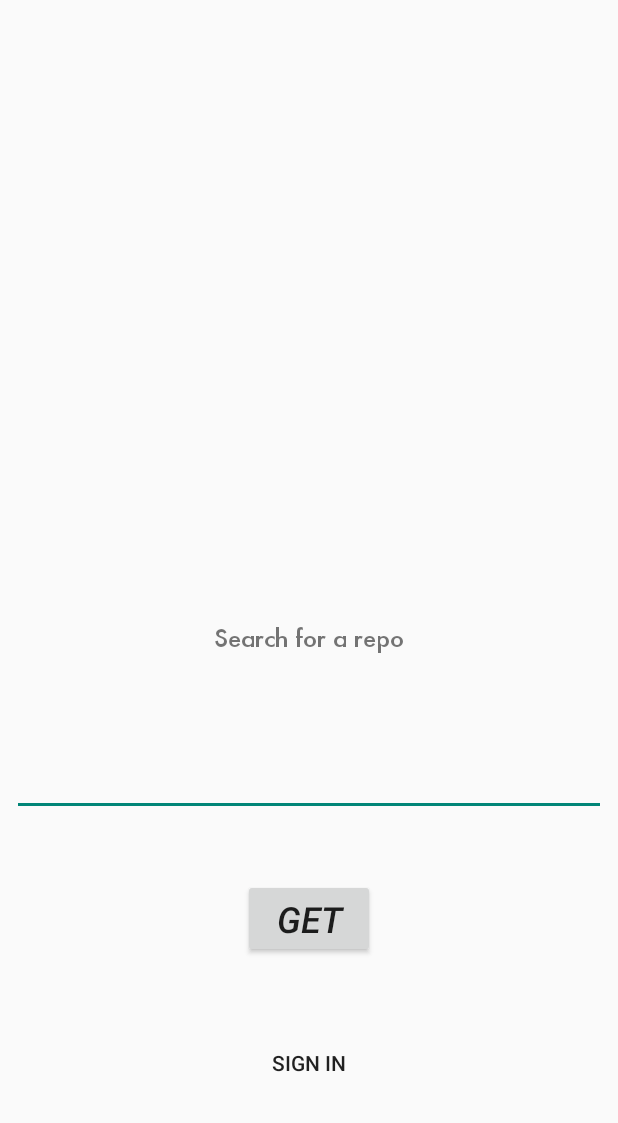
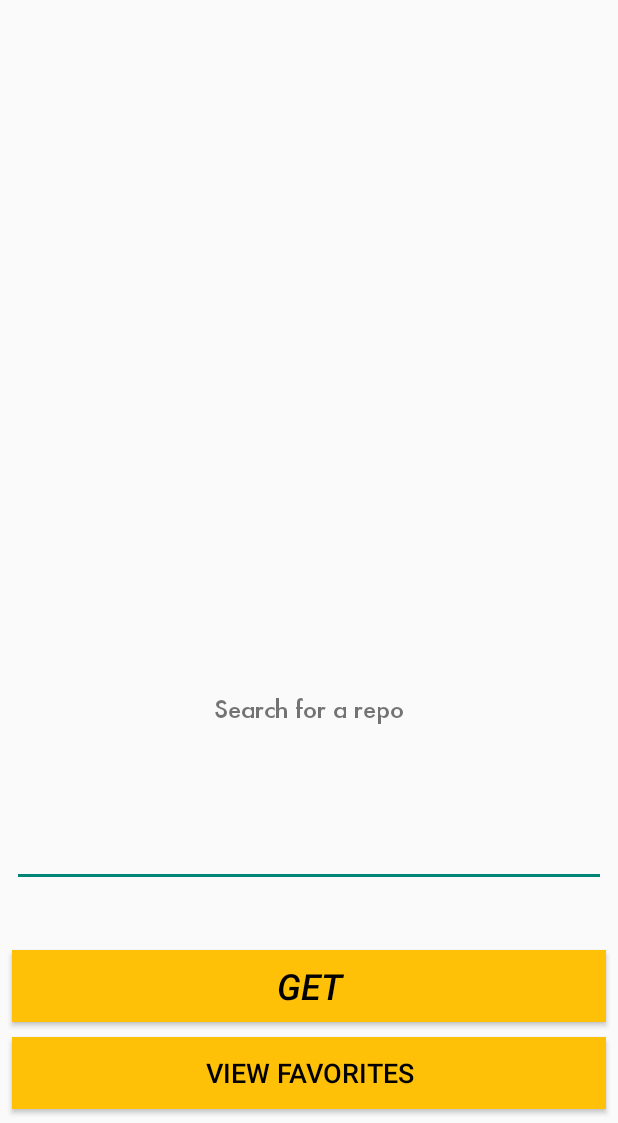
Before and after one commit to slbrtg/GitBoy, an Android app: the screen it shows after launch (MainActivity), on a phone screen of 412 x 824 dp, the part 113-1236 px from its top. Run offline under Robolectric (Android 15) with nearby library versions, the phone set to English and light mode, and no system bars; our stand-ins replace ButterKnife, Firebase (no records; nobody signed in at launch, a user with empty details on screens opened directly).

Commit message:
implement a saved repo list to view favorite repos

```diff
--- a/app/src/main/AndroidManifest.xml
+++ b/app/src/main/AndroidManifest.xml
@@ -30,7 +30,8 @@
                 android:name="android.support.PARENT_ACTIVITY"
                 android:value="com.doghat.gitboy.ui.MainActivity" />
         </activity>
-        <activity android:name=".ui.RepoDetailActivity"></activity>
+        <activity android:name=".ui.RepoDetailActivity" />
+        <activity android:name=".ui.SavedRepoListActivity"></activity>
     </application>
 
 </manifest>
--- a/app/src/main/java/com/doghat/gitboy/adapters/RepoPagerAdapter.java
+++ b/app/src/main/java/com/doghat/gitboy/adapters/RepoPagerAdapter.java
@@ -29,6 +29,6 @@ public class RepoPagerAdapter extends FragmentPagerAdapter {
 
     @Override
     public CharSequence getPageTitle(int position) {
-        return mRepos.get(position).getmName();
+        return mRepos.get(position).getName();
     }
 }
--- a/app/src/main/java/com/doghat/gitboy/services/GithubService.java
+++ b/app/src/main/java/com/doghat/gitboy/services/GithubService.java
@@ -69,7 +69,7 @@ public class GithubService {
                             language,owner,ownerType,
                             ownerAvatarUrl,ownerHtmlUrl);
                     repos.add(repo);
-                    Log.d(TAG,repo.getmName());
+                    Log.d(TAG,repo.getName());
                 }
             }
         } catch (JSONException e) {
--- a/app/src/main/java/com/doghat/gitboy/ui/MainActivity.java
+++ b/app/src/main/java/com/doghat/gitboy/ui/MainActivity.java
@@ -33,7 +33,7 @@ public class MainActivity extends AppCompatActivity implements View.OnClickListe
     @Bind(R.id.searchRepoEditText) EditText mSearchRepoEditText;
     @Bind(R.id.appNameTextView) TextView mAppNameTextView;
     @Bind(R.id.searchRepoTextView) TextView mSearchRepoTextView;
-    @Bind(R.id.signInButton) Button mSignInButton;
+    @Bind(R.id.viewSavedRepoButton) Button mViewSavedRepoButton;
 
     @Override
     protected void onCreate(Bundle savedInstanceState) {
@@ -69,7 +69,7 @@ public class MainActivity extends AppCompatActivity implements View.OnClickListe
         mSearchRepoTextView.setTypeface(futuraMedium);
 
         mSearchRepoButton.setOnClickListener(this);
-        mSignInButton.setOnClickListener(this);
+        mViewSavedRepoButton.setOnClickListener(this);
     }
     @Override
     public void onClick(View v) {
@@ -83,8 +83,9 @@ public class MainActivity extends AppCompatActivity implements View.OnClickListe
                 intent.putExtra("searchRepoQuery", searchRepoQuery);
                 startActivity(intent);
             }
-        } else if(v == mSignInButton){
-            Intent intent = new Intent(MainActivity.this, SignInActivity.class);
+        }
+        if (v == mViewSavedRepoButton) {
+            Intent intent = new Intent(MainActivity.this, SavedRepoListActivity.class);
             startActivity(intent);
         }
     }
--- a/app/src/main/res/layout/activity_main.xml
+++ b/app/src/main/res/layout/activity_main.xml
@@ -19,7 +19,9 @@
         app:layout_constraintHorizontal_bias="0.505"
         app:layout_constraintLeft_toLeftOf="parent"
         app:layout_constraintRight_toRightOf="parent"
-        app:layout_constraintTop_toTopOf="parent" />
+        app:layout_constraintTop_toTopOf="parent"
+        android:layout_marginStart="4dp"
+        android:layout_marginEnd="4dp" />
 
     <TextView
         android:id="@+id/searchRepoTextView"
@@ -28,7 +30,6 @@
         android:layout_marginBottom="8dp"
         android:layout_marginLeft="8dp"
         android:layout_marginRight="8dp"
-        android:layout_marginTop="106dp"
         android:text="Search for a repo"
         android:textSize="16sp"
         android:textStyle="italic"
@@ -36,13 +37,14 @@
         app:layout_constraintHorizontal_bias="0.501"
         app:layout_constraintLeft_toLeftOf="parent"
         app:layout_constraintRight_toRightOf="parent"
-        app:layout_constraintTop_toBottomOf="@+id/searchRepoResultsTextView"
-        app:layout_constraintVertical_bias="0.875" />
+        app:layout_constraintVertical_bias="0.875"
+        android:layout_marginStart="8dp"
+        android:layout_marginEnd="8dp" />
 
     <EditText
         android:id="@+id/searchRepoEditText"
         android:layout_width="0dp"
-        android:layout_height="100sp"
+        android:layout_height="100dp"
         android:layout_marginBottom="42dp"
         android:layout_marginLeft="8dp"
         android:layout_marginRight="8dp"
@@ -50,37 +52,46 @@
         app:layout_constraintBottom_toTopOf="@+id/searchRepoButton"
         app:layout_constraintHorizontal_bias="0.0"
         app:layout_constraintLeft_toLeftOf="parent"
-        app:layout_constraintRight_toRightOf="parent" />
+        app:layout_constraintRight_toRightOf="parent"
+        android:layout_marginStart="8dp"
+        android:layout_marginEnd="8dp" />
 
     <Button
         android:id="@+id/searchRepoButton"
-        android:layout_width="wrap_content"
+        android:layout_width="0dp"
         android:layout_height="wrap_content"
-        android:layout_marginBottom="110dp"
+        android:layout_marginBottom="67dp"
         android:text="GET"
         android:textAllCaps="false"
         android:textSize="24sp"
         android:textStyle="italic"
+        android:textColor="@android:color/black"
+        android:background="@color/accent"
         app:layout_constraintBottom_toBottomOf="parent"
         android:layout_marginLeft="8dp"
         app:layout_constraintLeft_toLeftOf="parent"
         android:layout_marginRight="8dp"
-        app:layout_constraintRight_toRightOf="parent" />
+        app:layout_constraintRight_toRightOf="parent"
+        android:layout_marginStart="8dp"
+        android:layout_marginEnd="8dp"
+        app:layout_constraintHorizontal_bias="0.0" />
 
     <Button
-        android:id="@+id/signInButton"
-        style="@style/Widget.AppCompat.Button.Borderless"
-        android:layout_width="wrap_content"
+        android:id="@+id/viewSavedRepoButton"
+        android:layout_width="0dp"
         android:layout_height="wrap_content"
-        android:layout_marginBottom="8dp"
+        android:layout_alignParentBottom="true"
+        android:background="@color/accent"
+        android:text="VIEW FAVORITES"
+        android:textColor="@android:color/black"
+        android:textSize="18sp"
+        android:layout_marginTop="8dp"
+        app:layout_constraintTop_toBottomOf="@+id/searchRepoButton"
+        android:layout_marginRight="8dp"
+        app:layout_constraintRight_toRightOf="parent"
         android:layout_marginLeft="8dp"
-        android:layout_marginRight="8dp"
-        android:layout_marginTop="8dp"
-        android:text="Sign in"
+        app:layout_constraintLeft_toLeftOf="parent"
         app:layout_constraintBottom_toBottomOf="parent"
-        app:layout_constraintLeft_toLeftOf="parent"
-        app:layout_constraintRight_toRightOf="parent"
-        app:layout_constraintTop_toBottomOf="@+id/searchRepoButton"
-        app:layout_constraintVertical_bias="0.822" />
+        android:layout_marginBottom="8dp" />
 
 </android.support.constraint.ConstraintLayout>
--- a/app/src/main/res/layout/repo_list_item.xml
+++ b/app/src/main/res/layout/repo_list_item.xml
@@ -25,7 +25,7 @@
             android:id="@+id/repoNameTextView"
             android:textSize="20dp"
             android:textStyle="bold"
-            android:text="Restaurant Name"
+            android:text="Repo Name"
             android:textColor="@color/primary"/>
 
         <TextView
```
Also changed, not shown: app/src/main/java/com/doghat/gitboy/adapters/FirebaseRepoViewHolder.java (added, +76 -0 lines), app/src/main/java/com/doghat/gitboy/adapters/RepoListAdapter.java (+4 -5 lines), app/src/main/java/com/doghat/gitboy/ui/RepoDetailFragment.java (+20 -1 lines), app/src/main/java/com/doghat/gitboy/ui/RepoSearchResultsActivity.java (+10 -10 lines), app/src/main/java/com/doghat/gitboy/ui/SavedRepoListActivity.java (added, +58 -0 lines).
